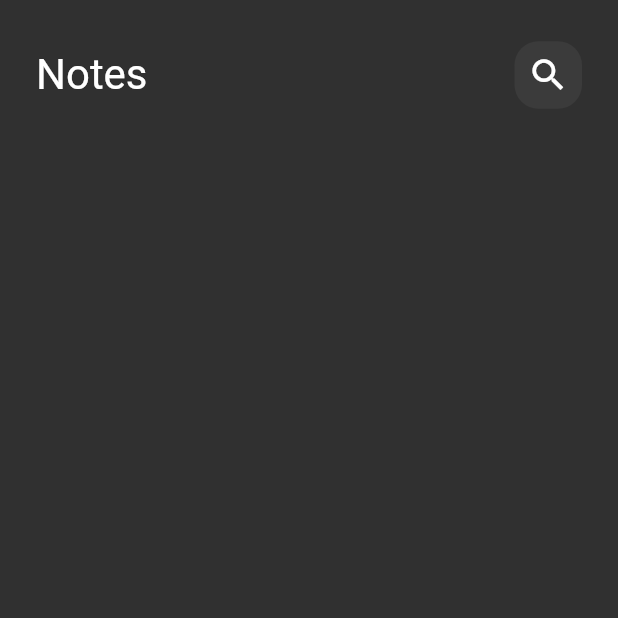
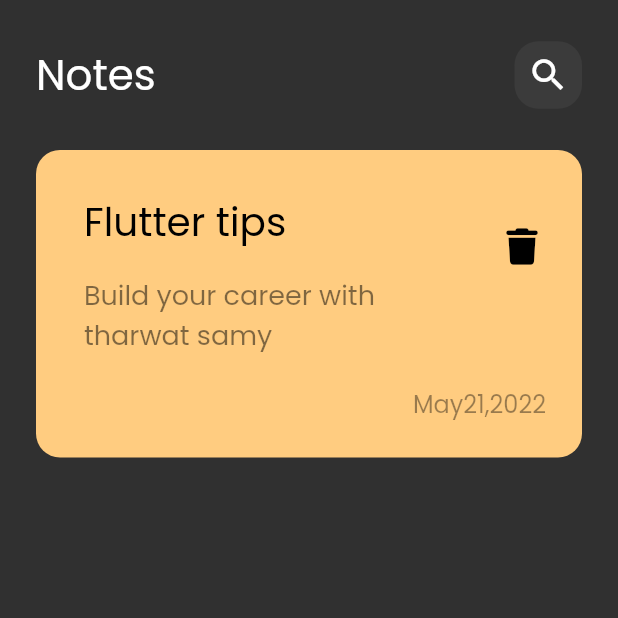
Before and after one commit to ramezAlhosni/note_app, a Flutter app: the screen it shows after launch, on a phone screen of 412 x 824 dp, the top half of it. Run offline on Flutter 3.47's test engine with Material 2 defaults, Android fonts, the phone set to English and light mode, and no system bars; our stand-ins replace font_awesome_flutter.

Commit message:
create custom note icon

```diff
--- a/lib/main.dart
+++ b/lib/main.dart
@@ -13,7 +13,7 @@ class NoteApp extends StatelessWidget {
     return MaterialApp(
       debugShowCheckedModeBanner: false,
       home: const NoteView(),
-      theme: ThemeData(brightness: Brightness.dark),
+      theme: ThemeData(brightness: Brightness.dark, fontFamily: 'Poppins'),
     );
   }
 }
--- /dev/null
+++ b/lib/widgets/custom_note_item.dart
@@ -0,0 +1,53 @@
+import 'package:flutter/material.dart';
+import 'package:font_awesome_flutter/font_awesome_flutter.dart';
+
+class NoteItem extends StatelessWidget {
+  const NoteItem({super.key});
+
+  @override
+  Widget build(BuildContext context) {
+    return Container(
+      padding: const EdgeInsets.only(left: 16, top: 24, bottom: 24),
+      decoration: BoxDecoration(
+          color: const Color(0xffFFCC80),
+          borderRadius: BorderRadius.circular(16)),
+      child: Column(
+        crossAxisAlignment: CrossAxisAlignment.end,
+        children: [
+          ListTile(
+            title: const Text(
+              'Flutter tips',
+              style: TextStyle(color: Colors.black, fontSize: 26),
+            ),
+            subtitle: Padding(
+              padding: const EdgeInsets.only(top: 16, bottom: 16),
+              child: Text(
+                'Build your career with tharwat samy',
+                style: TextStyle(
+                  color: Colors.black.withOpacity(.5),
+                  fontSize: 18,
+                ),
+              ),
+            ),
+            trailing: IconButton(
+              icon: const Icon(
+                FontAwesomeIcons.trash,
+                color: Colors.black,
+                size: 24,
+              ),
+              onPressed: () {},
+            ),
+          ),
+          Padding(
+            padding: const EdgeInsets.only(right: 24),
+            child: Text(
+              'May21,2022',
+              style:
+                  TextStyle(fontSize: 16, color: Colors.black.withOpacity(.4)),
+            ),
+          )
+        ],
+      ),
+    );
+  }
+}
--- a/lib/widgets/notes_view_body.dart
+++ b/lib/widgets/notes_view_body.dart
@@ -1,5 +1,6 @@
 import 'package:flutter/material.dart';
 import 'package:note_app/widgets/custom_app_bar.dart';
+import 'package:note_app/widgets/custom_note_item.dart';
 
 class NotesViewBody extends StatelessWidget {
   const NotesViewBody({super.key});
@@ -9,9 +10,7 @@ class NotesViewBody extends StatelessWidget {
     return const Padding(
       padding: EdgeInsets.symmetric(horizontal: 24),
       child: Column(
-        children: [
-          CustomAppBar(),
-        ],
+        children: [CustomAppBar(), NoteItem()],
       ),
     );
   }
```
Also changed, not shown: pubspec.yaml (+7 -11 lines), assets/fonts/Poppins-Regular.ttf (added), pubspec.lock.
